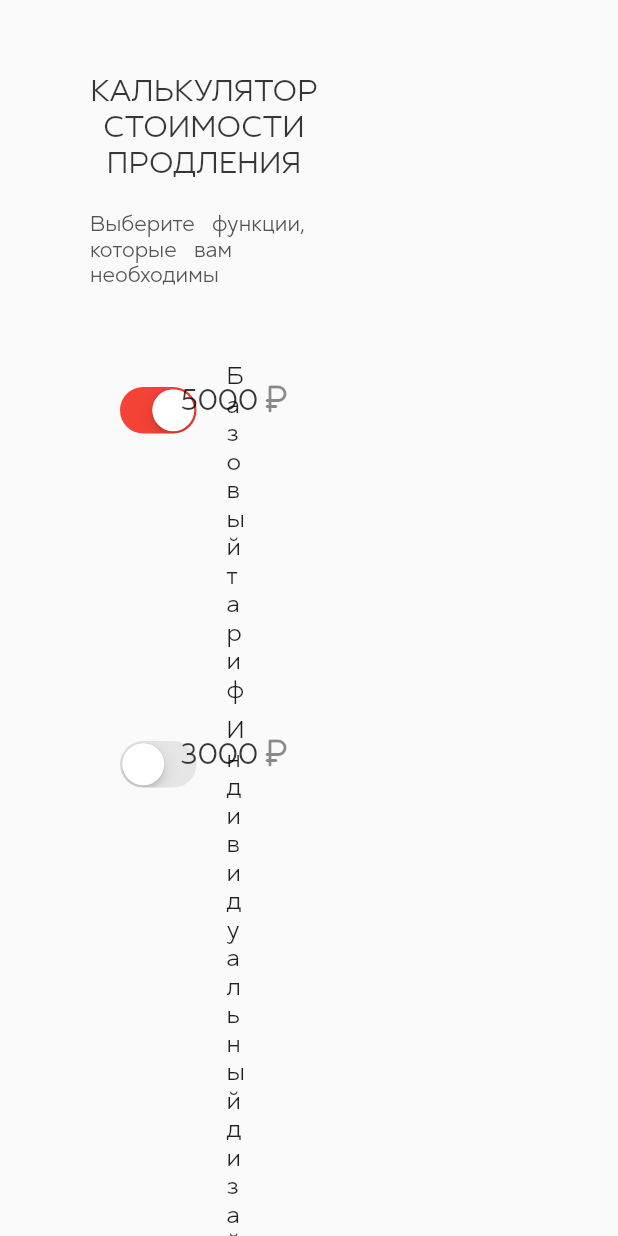
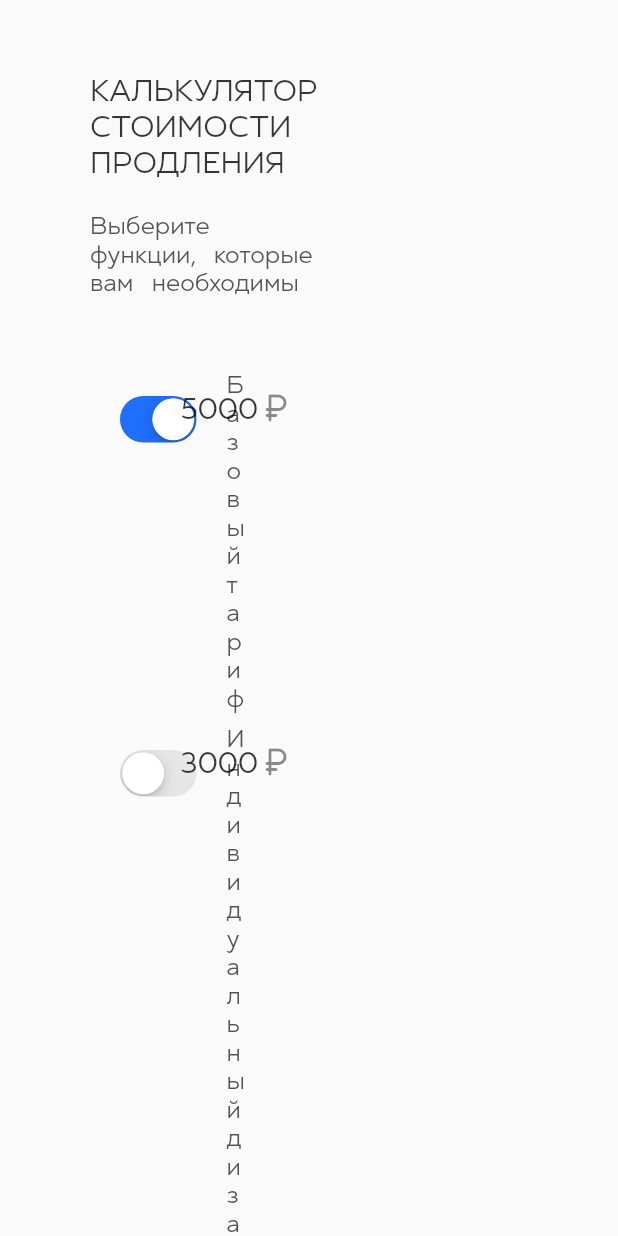
Before and after one commit to OmarinaA/flutter_calculator, a Flutter app: the screen it shows after launch, on a phone screen of 412 x 824 dp. Run offline on Flutter 3.47's test engine with Material 2 defaults, Android fonts, the phone set to English and light mode, and no system bars; our stand-ins replace flutter_markdown.

Commit message:
добавила тему в style

```diff
--- a/lib/CostCalculator.dart
+++ b/lib/CostCalculator.dart
@@ -51,20 +51,14 @@ class _CostCalculatorState extends State<CostCalculator> {
         padding: EdgeInsets.only(left: 60, right: 200, top: 50),
         children: <Widget>[
           Text('Калькулятор стоимости продления'.toUpperCase(),
-              textAlign: TextAlign.center,
-              style: Theme.of(context).textTheme.bodyMedium),
+              textAlign: TextAlign.left,
+              style: Theme.of(context).textTheme.titleLarge),
           Padding(
             padding: EdgeInsets.only(bottom: 45, top: 20),
             child: Text(
               'Выберите функции, которые вам необходимы',
               textAlign: TextAlign.left,
-              style: TextStyle(
-                fontSize: 14.0,
-                fontFamily: 'Steppe',
-                color: Color.fromARGB(255, 84, 84, 84),
-                wordSpacing: 8,
-              ),
-            ),
+              style: Theme.of(context).textTheme.titleMedium),
           ),
           LisTileExample(
             price: basicTariff.price,
--- a/lib/Headings.dart
+++ b/lib/Headings.dart
@@ -28,7 +28,7 @@ class LisTileExample extends StatelessWidget {
               : CupertinoSwitch(
                   // This bool value toggles the switch.
                   value: isSelected ?? false,
-                  activeColor: Colors.red,
+                  activeColor: Color(0xff1E6FFE),
                   onChanged: onChanged),
           title: Text(title),
           trailing: Text.rich(TextSpan(
--- a/lib/style.dart
+++ b/lib/style.dart
@@ -7,12 +7,27 @@ final style=ThemeData(
 
   // Define the default font family.
   fontFamily: 'Steppe',
-  elevatedButtonTheme: ElevatedButtonThemeData(style: ElevatedButton.styleFrom()),
+  elevatedButtonTheme: ElevatedButtonThemeData(
+    style: ElevatedButton.styleFrom(backgroundColor: Color(0xff1E6FFE))
+  ),
   // Define the default `TextTheme`. Use this to specify the default
   // text styling for headlines, titles, bodies of text, and more.
   textTheme: const TextTheme(
-    displayLarge: TextStyle(fontSize: 72.0, fontWeight: FontWeight.bold),
-    titleLarge: TextStyle(fontSize: 36.0, fontStyle: FontStyle.italic),
+    titleLarge: TextStyle(
+      fontSize: 20.0,
+      color: Color.fromARGB(200, 0, 0, 0),
+      wordSpacing: 8,
+    ),
+    titleMedium: TextStyle(
+      fontSize: 16.0,
+      color: Color.fromARGB(255, 84, 84, 84),
+      wordSpacing: 8,
+    ),
+    bodyLarge: TextStyle(
+      fontSize: 14.0,
+      color: Color.fromARGB(255, 84, 84, 84),
+      wordSpacing: 8,
+    ),
     bodyMedium: TextStyle(
       fontSize: 20.0,
       color: Color.fromARGB(200, 0, 0, 0),
```
